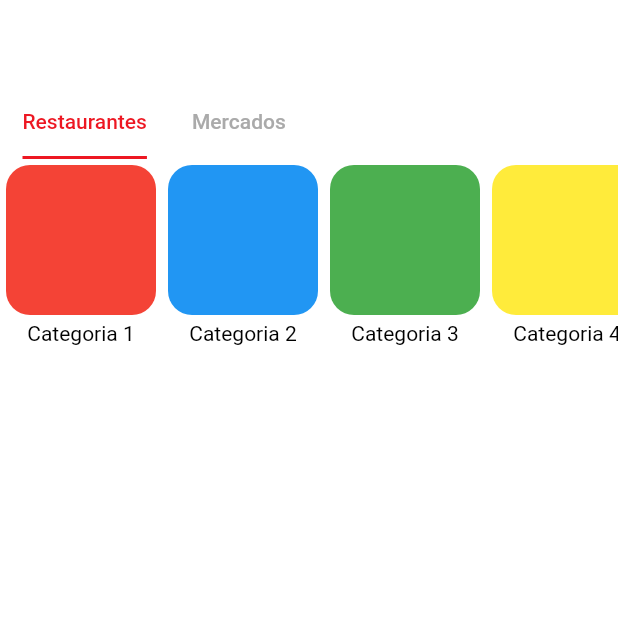
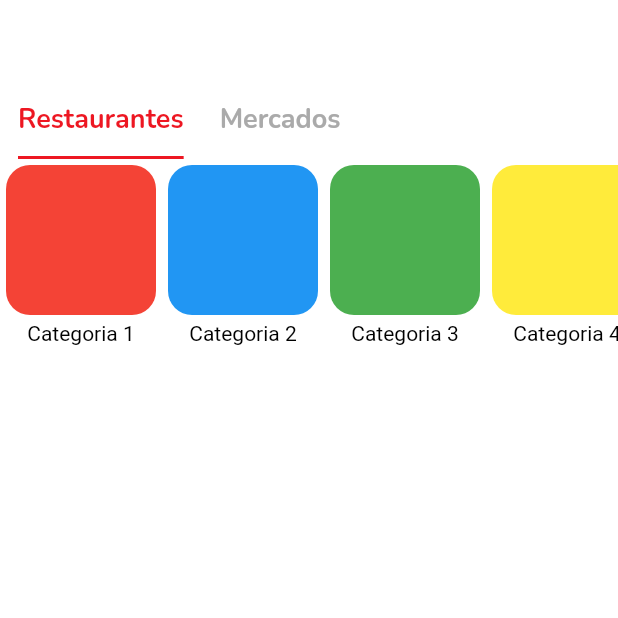
Before and after one commit to joaopaulovieira-dev/clone_ifood, a Flutter app: the screen it shows after launch, on a phone screen of 412 x 824 dp, the top half of it. Run offline on Flutter 3.47's test engine with Material 2 defaults, Android fonts, the light colour scheme and no system bars; our stand-ins replace google_fonts.

Commit message:
Alteração da font do Tab Navigator

```diff
--- a/lib/core/app_text_styles.dart
+++ b/lib/core/app_text_styles.dart
@@ -1,12 +1,9 @@
 import 'package:flutter/material.dart';
 import 'package:google_fonts/google_fonts.dart';
 
-import 'app_colors.dart';
-
 class AppTextStyles {
-  static final TextStyle title = GoogleFonts.notoSans(
-    color: AppColors.white,
-    fontSize: 20,
-    fontWeight: FontWeight.w400,
+  static final TextStyle tabNavigator = GoogleFonts.nunito(
+    fontSize: 18,
+    fontWeight: FontWeight.bold,
   );
 }
--- a/lib/widget/tab_navigator_widget.dart
+++ b/lib/widget/tab_navigator_widget.dart
@@ -1,5 +1,6 @@
 import 'package:clone_ifood/components/categories_menu/category_menu.dart';
 import 'package:clone_ifood/core/app_colors.dart';
+import 'package:clone_ifood/core/app_text_styles.dart';
 import 'package:flutter/material.dart';
 
 class TabNavigator extends StatefulWidget {
@@ -28,9 +29,10 @@ class _TabNavigatorState extends State<TabNavigator> {
               child: Align(
                 alignment: Alignment.centerLeft,
                 child: TabBar(
+                  labelStyle: AppTextStyles.tabNavigator,
                   isScrollable: true,
                   indicatorSize: TabBarIndicatorSize.label,
-                  labelPadding: EdgeInsets.all(15),
+                  labelPadding: EdgeInsets.all(12),
                   indicatorColor: AppColors.red,
                   labelColor: AppColors.red,
                   unselectedLabelColor: AppColors.greyTabUnselected,
```
